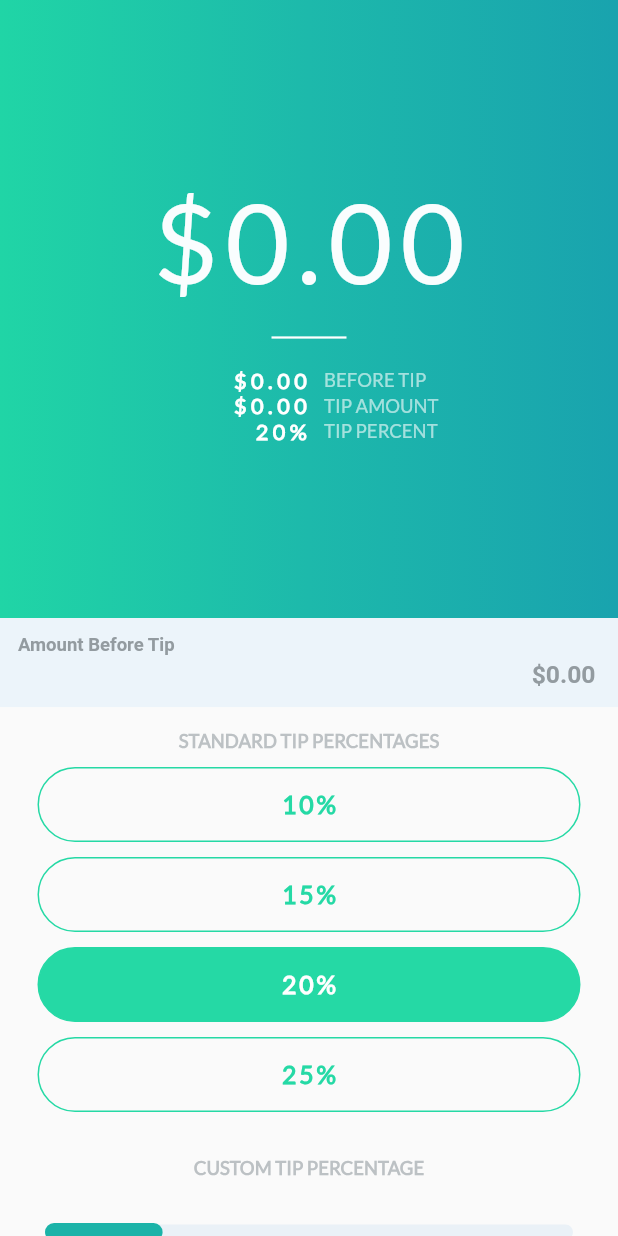
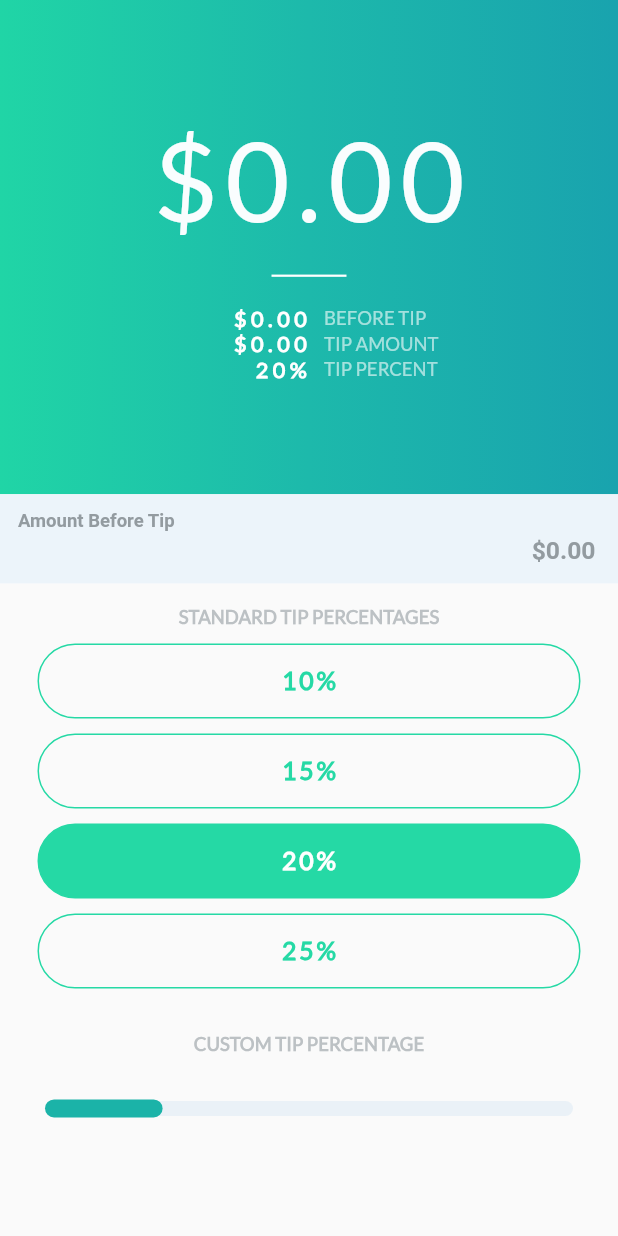
Before and after one commit to agileronin/tip-calculator, a Flutter app: the screen it shows after launch, on a phone screen of 412 x 824 dp. Run offline on Flutter 3.47's test engine with Material 2 defaults, Android fonts, the phone set to English and light mode, and no system bars; our stand-ins replace flutter_masked_text.

Commit message:
refactor: fix expanded widget flex
Adjust the flex area for the expanded widget to be able to capture all four tip options without overflowing the screen.

```diff
--- a/lib/screens/tip_calculator_screen.dart
+++ b/lib/screens/tip_calculator_screen.dart
@@ -73,6 +73,7 @@ class _TipCalculatorScreenState extends State<TipCalculatorScreen> {
         child: Column(
           children: <Widget>[
             Expanded(
+              flex: 2,
               child: TipDisplay(
                 tipPercent: _tipPercentage,
                 amount: _amount,
@@ -85,6 +86,7 @@ class _TipCalculatorScreenState extends State<TipCalculatorScreen> {
               ),
             ),
             Expanded(
+              flex: 3,
               child: Column(
                 children: <Widget>[
                   TipAmountInput(
@@ -105,10 +107,7 @@ class _TipCalculatorScreenState extends State<TipCalculatorScreen> {
                     ),
                   ),
                   _buildPercentageButton(
-                    '10%',
-                    10.0,
-                    _widgetScaler.safeBlockHorizontal * 4.0,
-                  ),
+                      '10%', 10.0, _widgetScaler.safeBlockHorizontal * 4.0),
                   _buildPercentageButton(
                       '15%', 15.0, _widgetScaler.safeBlockHorizontal * 4.0),
                   _buildPercentageButton(
```
